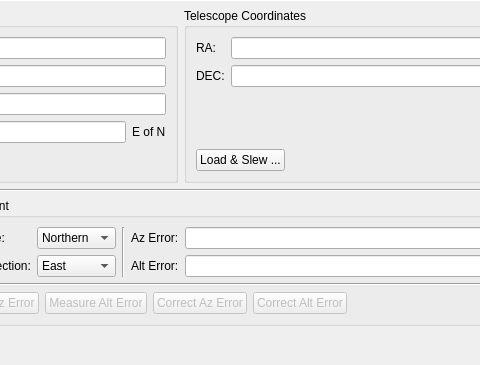
This is kstars/ekos/align.ui in KDE/kstars as Qt 5 draws it before an edit; both pictures show x 218 to 698 and y 164 to 529 of the 798 by 529 pixel window. The edited form follows.
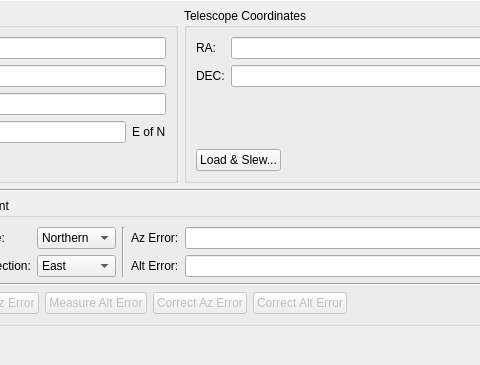
This is the edited form. Custom widgets are drawn as their Qt base class.

Diff of the .ui file:
```diff
--- a/kstars/ekos/align.ui
+++ b/kstars/ekos/align.ui
@@ -628,7 +628,7 @@
              <string>Load a FITS image and solve. Slew mount to image central coordinates.</string>
             </property>
             <property name="text">
-             <string>Load &amp;&amp; Slew ...</string>
+             <string>Load &amp;&amp; Slew...</string>
             </property>
            </widget>
           </item>
```
Left out of the diff: 4 changed lines with no effect on the pictures.
